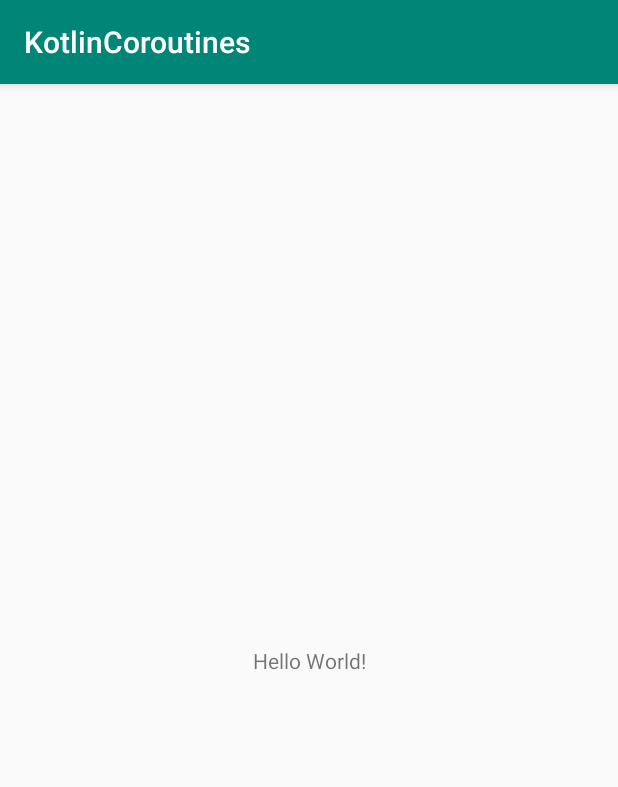
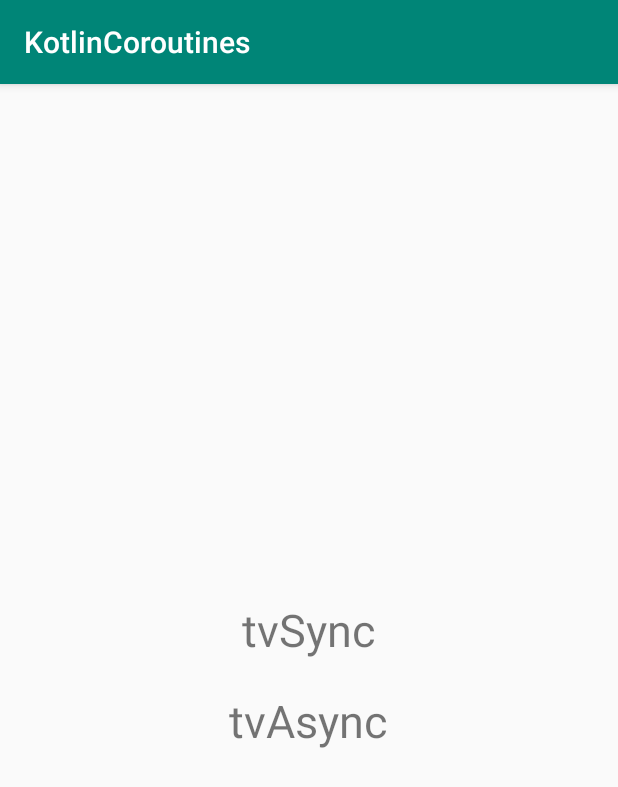
Before and after one commit to zb666/KotlinCoroutines, an Android app: the screen it shows after launch (MainActivity), on a phone screen of 412 x 824 dp. Shown: the top 787 px of the screen. Run offline under Robolectric (Android 15) with nearby library versions, the phone set to English and light mode, and no system bars; our stand-ins replace Timber.

Commit message:
save cur progress

```diff
--- a/app/build.gradle
+++ b/app/build.gradle
@@ -35,8 +35,8 @@ dependencies {
     implementation 'com.android.support.constraint:constraint-layout:1.1.3'
     testImplementation 'junit:junit:4.12'
 
-    implementation 'org.jetbrains.kotlinx:kotlinx-coroutines-core:1.3.0-M2'
-    compile "org.jetbrains.kotlinx:kotlinx-coroutines-android:1.2.0"
+    implementation 'org.jetbrains.kotlinx:kotlinx-coroutines-core:1.2.1'
+    implementation 'com.jakewharton.timber:timber:4.7.0'
     androidTestImplementation 'com.android.support.test:runner:1.0.2'
     androidTestImplementation 'com.android.support.test.espresso:espresso-core:3.0.2'
 }
--- a/app/src/main/AndroidManifest.xml
+++ b/app/src/main/AndroidManifest.xml
@@ -4,12 +4,13 @@
 
     <application
         android:allowBackup="true"
+        android:name=".app.KotlinApp"
         android:icon="@mipmap/ic_launcher"
         android:label="@string/app_name"
         android:roundIcon="@mipmap/ic_launcher_round"
         android:supportsRtl="true"
         android:theme="@style/AppTheme">
-        <activity android:name=".MainActivity">
+        <activity android:name=".activity.MainActivity">
             <intent-filter>
                 <action android:name="android.intent.action.MAIN" />
 
--- a/app/src/main/java/com/example/bod/kotlincoroutines/MainActivity.kt
+++ /dev/null
@@ -1,25 +0,0 @@
-package com.example.bod.kotlincoroutines
-
-import android.support.v7.app.AppCompatActivity
-import android.os.Bundle
-import android.util.Log
-import kotlinx.coroutines.CoroutineScope
-
-class MainActivity : AppCompatActivity() {
-
-    override fun onCreate(savedInstanceState: Bundle?){
-        super.onCreate(savedInstanceState)
-        setContentView(R.layout.activity_main)
-        val addName = LogUtils.addName()
-        toast(addName)
-
-
-
-    }
-
-
-
-    fun MainActivity.toast(logString: String) {
-        Log.d("MainActivityToast", logString)
-    }
-}
--- /dev/null
+++ b/app/src/main/java/com/example/bod/kotlincoroutines/activity/BaseActivity.kt
@@ -0,0 +1,9 @@
+package com.example.bod.kotlincoroutines.activity
+
+import android.annotation.SuppressLint
+import android.support.v7.app.AppCompatActivity
+import kotlinx.coroutines.CoroutineScope
+import kotlinx.coroutines.MainScope
+
+@SuppressLint("Registered")
+open class BaseActivity:AppCompatActivity(), CoroutineScope by MainScope()
--- /dev/null
+++ b/app/src/main/java/com/example/bod/kotlincoroutines/activity/MainActivity.kt
@@ -0,0 +1,37 @@
+package com.example.bod.kotlincoroutines.activity
+
+import android.support.v7.app.AppCompatActivity
+import android.os.Bundle
+import android.util.Log
+import com.example.bod.kotlincoroutines.LogUtils
+import com.example.bod.kotlincoroutines.R
+import com.example.bod.kotlincoroutines.utils.printLog
+import kotlinx.android.synthetic.main.activity_main.*
+import kotlinx.coroutines.async
+import kotlinx.coroutines.launch
+
+class MainActivity : BaseActivity() {
+
+    override fun onCreate(savedInstanceState: Bundle?){
+        super.onCreate(savedInstanceState)
+        setContentView(R.layout.activity_main)
+
+
+        addClick()
+    }
+
+    private fun addClick() {
+        tvSync.setOnClickListener {
+            launch {
+
+            }
+        }
+        tvAsync.setOnClickListener {
+            async {
+
+            }
+        }
+    }
+
+
+}
--- /dev/null
+++ b/app/src/main/java/com/example/bod/kotlincoroutines/app/KotlinApp.kt
@@ -0,0 +1,12 @@
+package com.example.bod.kotlincoroutines.app
+
+import android.app.Application
+import timber.log.Timber
+
+class KotlinApp:Application() {
+
+    override fun onCreate() {
+        super.onCreate()
+        Timber.plant(Timber.DebugTree())
+    }
+}
--- a/app/src/main/java/com/example/bod/kotlincoroutines/utils/Log.kt
+++ b/app/src/main/java/com/example/bod/kotlincoroutines/utils/Log.kt
@@ -1,5 +1,6 @@
 package com.example.bod.kotlincoroutines.utils
 
+import timber.log.Timber
 import java.text.SimpleDateFormat
 import java.util.*
 
@@ -10,3 +11,8 @@ val now = {
 }
 
 fun log(msg: Any?) = println("${now()} [${Thread.currentThread().name}] $msg")
+
+
+fun printLog(info:String){
+    Timber.d("[%s]: $info",Thread.currentThread().name)
+}
--- a/app/src/main/res/layout/activity_main.xml
+++ b/app/src/main/res/layout/activity_main.xml
@@ -1,18 +1,22 @@
 <?xml version="1.0" encoding="utf-8"?>
-<android.support.constraint.ConstraintLayout xmlns:android="http://schemas.android.com/apk/res/android"
+<LinearLayout xmlns:android="http://schemas.android.com/apk/res/android"
     xmlns:app="http://schemas.android.com/apk/res-auto"
     xmlns:tools="http://schemas.android.com/tools"
     android:layout_width="match_parent"
+    android:orientation="vertical"
+    android:gravity="center"
+    android:layout_gravity="center_vertical"
     android:layout_height="match_parent"
-    tools:context=".MainActivity">
+    tools:context=".activity.MainActivity">
 
     <TextView
-        android:layout_width="wrap_content"
-        android:layout_height="wrap_content"
-        android:text="Hello World!"
-        app:layout_constraintBottom_toBottomOf="parent"
-        app:layout_constraintLeft_toLeftOf="parent"
-        app:layout_constraintRight_toRightOf="parent"
-        app:layout_constraintTop_toTopOf="parent" />
+        android:id="@+id/tvSync"
+        android:text="tvSync"
+        style="@style/style_common_tv" />
 
-</android.support.constraint.ConstraintLayout>
+    <TextView
+        android:id="@+id/tvAsync"
+        android:text="tvAsync"
+        style="@style/style_common_tv"/>
+
+</LinearLayout>
--- a/app/src/main/res/values/styles.xml
+++ b/app/src/main/res/values/styles.xml
@@ -8,4 +8,11 @@
         <item name="colorAccent">@color/colorAccent</item>
     </style>
 
+    <style name="style_common_tv">
+        <item name="android:layout_width">wrap_content</item>
+        <item name="android:layout_height">wrap_content</item>
+        <item name="android:textSize">30sp</item>
+        <item name="android:layout_marginTop">20dp</item>
+    </style>
+
 </resources>
--- a/build.gradle
+++ b/build.gradle
@@ -1,7 +1,7 @@
 // Top-level build file where you can add configuration options common to all sub-projects/modules.
 
 buildscript {
-    ext.kotlin_version = '1.3.40'
+    ext.kotlin_version = '1.3.31'
     repositories {
         google()
         jcenter()
```
